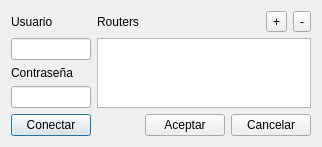
Above: DlgCnfgConnect.ui from silderan/QMikPPPManager before the change. Below: the same form after it.
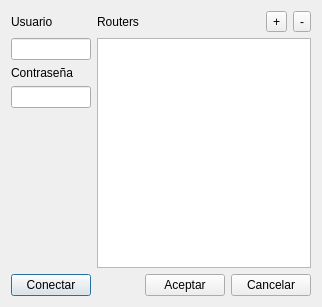
That is the form after the change.

The edit to the form file:
```diff
--- a/DlgCnfgConnect.ui
+++ b/DlgCnfgConnect.ui
@@ -7,7 +7,7 @@
     <x>0</x>
     <y>0</y>
     <width>299</width>
-    <height>146</height>
+    <height>307</height>
    </rect>
   </property>
   <property name="windowTitle">
```
Left out of the diff: 2 changed lines with no effect on the pictures.
